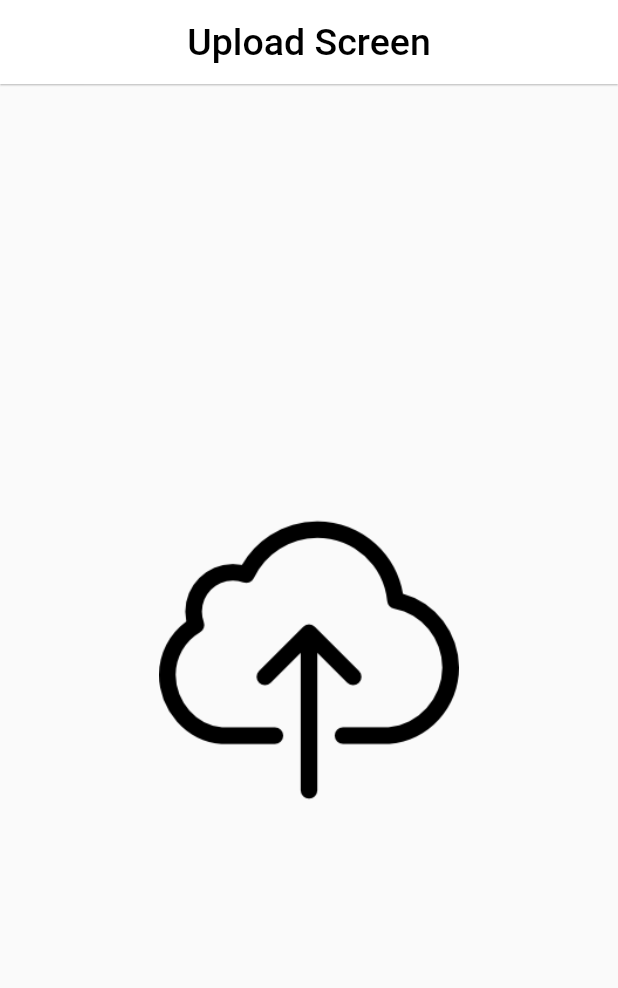
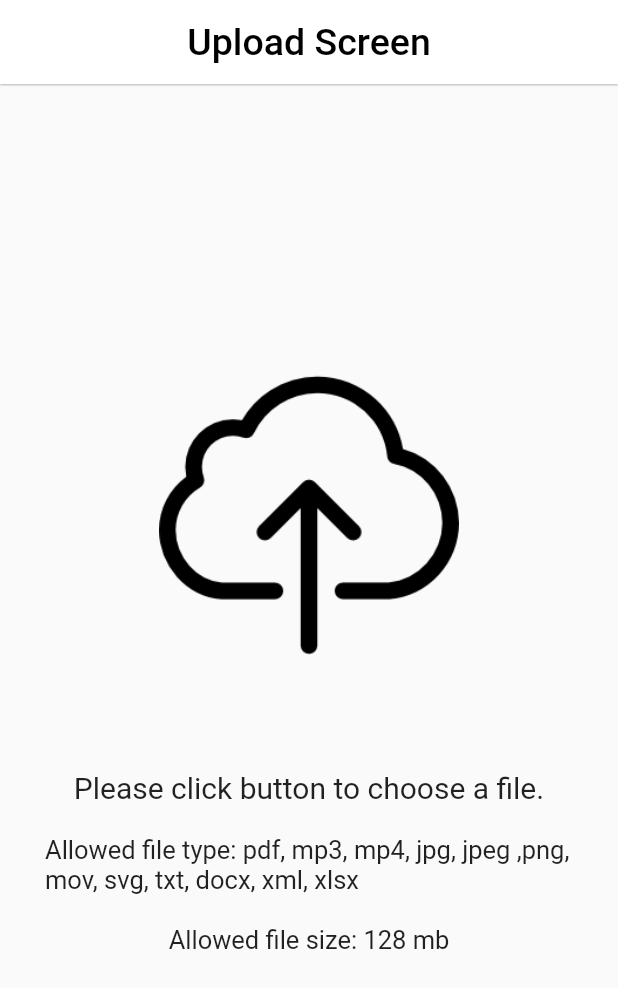
Before and after one commit to mehmetdogukan97/task_project, a Flutter app: the screen it shows after launch, on a phone screen of 412 x 824 dp. Shown: the top 988 px of the screen. Run offline on Flutter 3.47's test engine with Material 2 defaults, Android fonts, the phone set to English and light mode, and no system bars.

Commit message:
Upload file descriptions are put on the page

```diff
--- a/lib/screens/upload_screen.dart
+++ b/lib/screens/upload_screen.dart
@@ -19,7 +19,7 @@ class _UploadScreenState extends State<UploadScreen> {
         elevation: 0.5,
         backgroundColor: mobileAppBarColor,
         title: Text(
-          StringRes.appBarTitle,
+          StringRes.uploadScreenAppBarTitle,
           style: const TextStyle(
             color: mobileAppBarTextColor,
             fontSize: 25,
@@ -29,8 +29,35 @@ class _UploadScreenState extends State<UploadScreen> {
       ),
       body: Column(
         mainAxisAlignment: MainAxisAlignment.center,
-        children: const [
-          UploadImageWidget(),
+        children: [
+          const UploadImageWidget(),
+          SizedBox(
+            height: 70,
+          ),
+          Text(
+            StringRes.uploadScreenDescription,
+            style: const TextStyle(
+              fontSize: 20,
+            ),
+          ),
+          Padding(
+            padding: const EdgeInsets.only(left: 30.0, right: 30, top: 20),
+            child: Text(
+              StringRes.uploadScreenSubDescription,
+              style: const TextStyle(
+                fontSize: 17,
+              ),
+            ),
+          ),
+          Padding(
+            padding: const EdgeInsets.only(top: 20.0),
+            child: Text(
+              StringRes.uploadScreenSizeDescription,
+              style: const TextStyle(
+                fontSize: 17,
+              ),
+            ),
+          ),
         ],
       ),
     );
--- a/lib/utils/StringRes.dart
+++ b/lib/utils/StringRes.dart
@@ -1,3 +1,7 @@
 class StringRes{
-  static String appBarTitle = "Upload Screen";
+  static String uploadScreenAppBarTitle = "Upload Screen";
+  static String uploadScreenDescription = "Please click button to choose a file.";
+  static String uploadScreenSubDescription = "Allowed file type: pdf, mp3, mp4, jpg, jpeg ,png, mov, svg, txt, docx, xml, xlsx ";
+  static String uploadScreenSizeDescription = "Allowed file size: 128 mb";
+
 }
```
